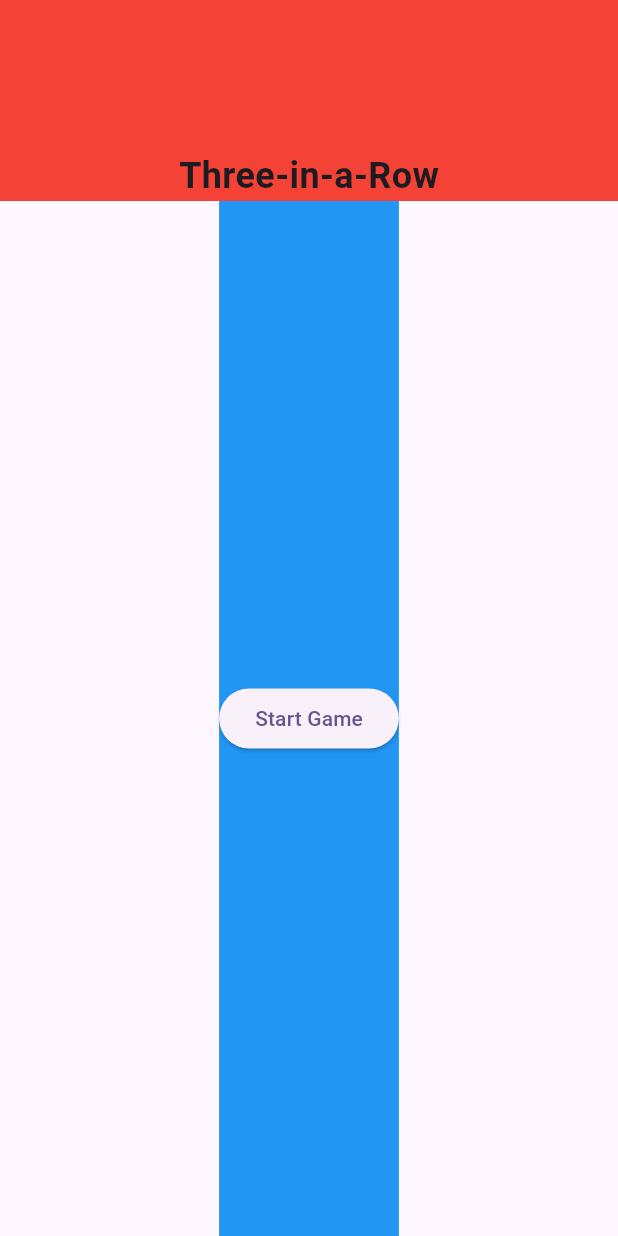
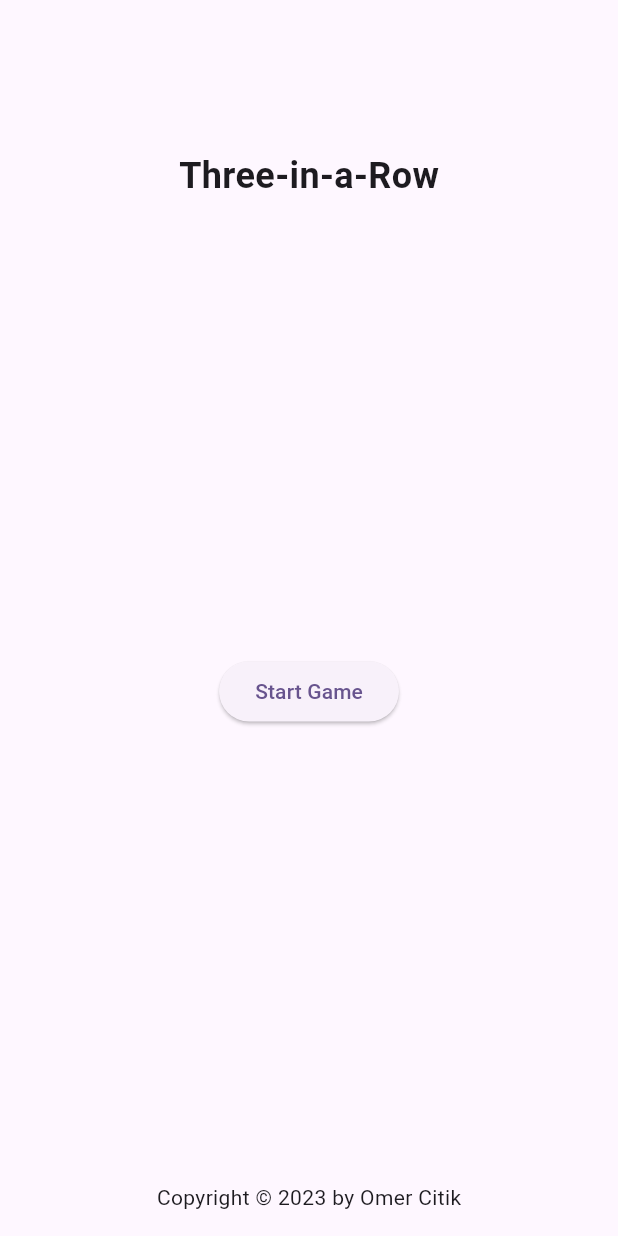
Before and after one commit to farukomer58/Three-in-a-Row-Flutter, a Flutter app: the screen it shows after launch, on a phone screen of 412 x 824 dp. Run offline on Flutter 3.47's test engine with Material 2 defaults, Android fonts, the phone set to English and light mode, and no system bars.

```diff
--- a/lib/screens/home_screen.dart
+++ b/lib/screens/home_screen.dart
@@ -4,7 +4,7 @@ import 'package:three_in_a_row/screens/game_screen.dart';
 class HomeScreen extends StatelessWidget {
   static const routeName = "/home";
 
-  const HomeScreen({super.key});
+  const HomeScreen({Key? key}) : super(key: key);
 
   @override
   Widget build(BuildContext context) {
@@ -12,15 +12,12 @@ class HomeScreen extends StatelessWidget {
       body: Column(
         crossAxisAlignment: CrossAxisAlignment.center,
         children: [
-          Container(
-            color: Colors.red,
-            child: const Padding(
+          const Padding(
             padding: EdgeInsets.only(top: 100.0),
-              // Adjust the top padding as needed
             child: Align(
               alignment: Alignment.topCenter,
               child: Text(
-                  "Three-in-a-Row", // Your custom title
+                "Three-in-a-Row",
                 style: TextStyle(
                   fontSize: 24,
                   fontWeight: FontWeight.bold,
@@ -28,22 +25,25 @@ class HomeScreen extends StatelessWidget {
               ),
             ),
           ),
-          ),
           Expanded(
-            child: Container(
-              color: Colors.blue,
             child: Column(
               mainAxisAlignment: MainAxisAlignment.center,
               children: [
                 ElevatedButton(
-                    child: const Text("Start Game"),
                   onPressed: () {
                     Navigator.pushReplacementNamed(
                         context, GameScreen.routeName);
                   },
+                  child: const Text("Start Game"),
                 ),
               ],
             ),
+          ),
+          Padding(
+            padding: const EdgeInsets.only(bottom: 16.0),
+            child: Align(
+              alignment: Alignment.bottomCenter,
+              child: Text("Copyright © ${DateTime.now().year} by Omer Citik"),
             ),
           ),
         ],
```
Also changed, not shown: lib/main.dart (+0 -103 lines), lib/screens/game_screen.dart (+36 -7 lines). Lines whose indentation alone changed are shown as unchanged.
